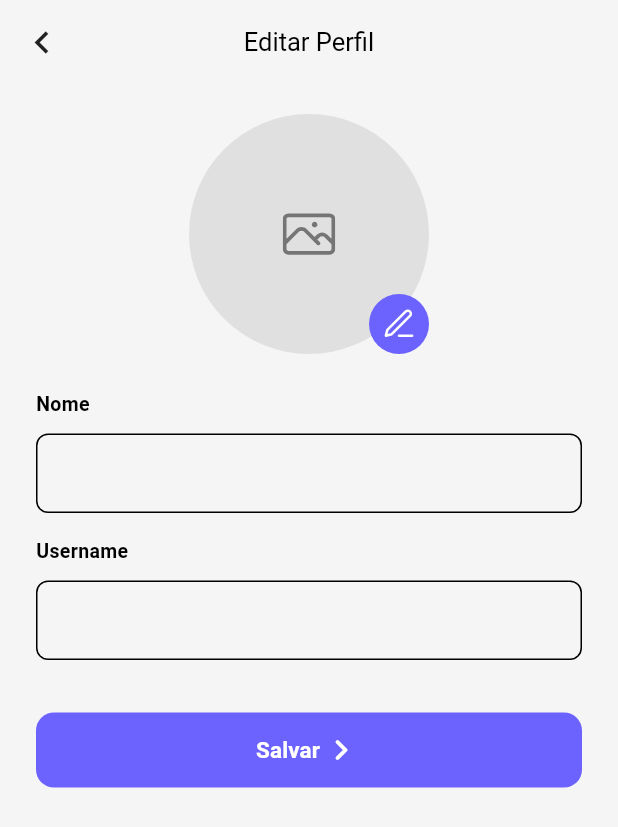
After one commit to LucasEmanoel/dam_music_streaming, a Flutter app: the ProfileEntryView screen opened directly, on a phone screen of 412 x 824 dp. The commit adds this screen. Shown: the top 827 px of the screen. Run offline on Flutter 3.47's test engine with Material 3 defaults, Android fonts, the phone set to English and light mode, and no system bars; our stand-ins replace cloud_firestore, dio, firebase_auth, firebase_core, firebase_storage, flutter_secure_storage and 3 more; accounts and stored records are empty; network calls fail.

Commit message:
feat: Edit user profile

```diff
--- a/app/lib/data/dto/user_dto_l.dart
+++ b/app/lib/data/dto/user_dto_l.dart
@@ -2,12 +2,14 @@ import 'package:dam_music_streaming/domain/models/user_data_l.dart';
 
 class UsuarioDto {
   final int? id;
+  final String? fullName;
   final String username;
   final String email;
   final String role;
 
   UsuarioDto({
     this.id,
+    this.fullName,
     required this.username,
     required this.email,
     required this.role,
@@ -16,6 +18,7 @@ class UsuarioDto {
   factory UsuarioDto.fromMap(Map<String, dynamic> map) {
     return UsuarioDto(
       id: map['id'],
+      fullName: map['fullName'] ?? null,
       username: map['username'] ?? '',
       email: map['email'] ?? '',
       role: map['role'] ?? '',
@@ -25,6 +28,7 @@ class UsuarioDto {
   factory UsuarioDto.fromData(UsuarioData data) {
     return UsuarioDto(
       id: data.id,
+      fullName: data.fullName ?? null,
       username: data.username,
       email: data.email ?? '',
       role: data.role ?? '',
@@ -34,10 +38,10 @@ class UsuarioDto {
   Map<String, dynamic> toMap() {
     return {
       'id': id,
+      'fullName': fullName,
       'username': username,
       'email': email,
       'role': role,
     };
   }
-
 }
--- a/app/lib/domain/models/user_data_l.dart
+++ b/app/lib/domain/models/user_data_l.dart
@@ -1,13 +1,15 @@
 import '../../data/dto/user_dto_l.dart';
 
 class UsuarioData {
-  final int? id;
-  final String username;
-  final String email;
-  final String role;
+  int? id;
+  String? fullName;
+  String username;
+  String email;
+  String role;
 
   UsuarioData({
     this.id,
+    this.fullName,
     required this.username,
     required this.email,
     required this.role,
@@ -16,6 +18,9 @@ class UsuarioData {
   factory UsuarioData.fromDto(UsuarioDto dto) {
     return UsuarioData(
       id: dto.id,
+      fullName: dto.fullName != null && dto.fullName!.isNotEmpty
+          ? dto.fullName
+          : null,
       username: dto.username.isNotEmpty ? dto.username : 'Usuário desconhecido',
       email: dto.email,
       role: dto.role.isNotEmpty ? dto.role : 'USER',
@@ -25,9 +30,15 @@ class UsuarioData {
   Map<String, dynamic> toMap() {
     return {
       'id': id,
+      'fullName': fullName,
       'username': username,
       'email': email,
       'role': role,
     };
   }
+
+  @override
+  String toString() {
+    return 'UsuarioData{id: $id, fullName: $fullName, username: $username, email: $email, role: $role}';
+  }
 }
--- /dev/null
+++ b/app/lib/ui/core/user/view_model/user_view_model.dart
@@ -0,0 +1,34 @@
+import 'dart:io';
+
+import 'package:dam_music_streaming/domain/models/user_data_l.dart';
+import 'package:flutter/cupertino.dart';
+
+class UserViewModel extends ChangeNotifier {
+  final Directory docsDir;
+
+  UsuarioData? loggedUser;
+  File? userProfilePicture;
+
+  UserViewModel(this.docsDir);
+
+  void addLoggedUser(UsuarioData userData) {
+    loggedUser = userData;
+  }
+
+  void setProfilePicture() {}
+
+  ImageProvider getUserProfilePicture() {
+    if (userProfilePicture != null) {}
+    return Image.asset('assets/profile/default.jpg').image;
+  }
+
+  void updateLoggedUser(UsuarioData? updatedUser) {
+    if (updatedUser == null) return;
+
+    if (updatedUser.fullName!.isEmpty && updatedUser.username.isEmpty) return;
+
+    loggedUser!.username = updatedUser.username;
+    loggedUser!.fullName = updatedUser.fullName;
+    notifyListeners();
+  }
+}
--- /dev/null
+++ b/app/lib/ui/profile/view_model/profile_view_model.dart
@@ -0,0 +1,33 @@
+import 'dart:io';
+
+import 'package:dam_music_streaming/domain/models/user_data_l.dart';
+import 'package:flutter/material.dart';
+
+class ProfileViewModel extends ChangeNotifier {
+  int _stackIndex = 0;
+
+  UsuarioData? entityBeingEdited;
+  File? _pickedImageFile;
+
+  int get stackIndex => _stackIndex;
+
+  void setStackIndex(int index) {
+    _stackIndex = index;
+    if (index == 0) {
+      entityBeingEdited = null;
+      _pickedImageFile = null;
+    }
+    notifyListeners();
+  }
+
+  void startEditing() {
+    _pickedImageFile = null;
+    entityBeingEdited = UsuarioData(
+      username: '',
+      fullName: '',
+      role: '',
+      email: '',
+    );
+    notifyListeners();
+  }
+}
--- /dev/null
+++ b/app/lib/ui/profile/widgets/profile_entry_view.dart
@@ -0,0 +1,211 @@
+import 'package:dam_music_streaming/domain/models/user_data_l.dart';
+import 'package:dam_music_streaming/ui/core/ui/image_edit.dart';
+import 'package:dam_music_streaming/ui/core/ui/input_global.dart';
+import 'package:dam_music_streaming/ui/core/user/view_model/user_view_model.dart';
+import 'package:dam_music_streaming/ui/profile/view_model/profile_view_model.dart';
+import 'package:flutter/material.dart';
+import 'package:provider/provider.dart';
+
+class ProfileEntryView extends StatelessWidget {
+  final TextEditingController _fullNameController = TextEditingController();
+  final TextEditingController _usernameController = TextEditingController();
+
+  ProfileEntryView({super.key});
+
+  @override
+  Widget build(BuildContext context) {
+    final theme = Theme.of(context);
+    final UserViewModel userViewModel = context.read<UserViewModel>();
+    final UsuarioData loggedUser = userViewModel.loggedUser!;
+    print(loggedUser.toString());
+
+    final GlobalKey<FormState> _formKey = GlobalKey<FormState>();
+
+    return Consumer<ProfileViewModel>(
+      builder: (context, profileViewModel, child) {
+        _fullNameController.text = loggedUser.fullName ?? '';
+        _usernameController.text = loggedUser.username;
+
+        return Scaffold(
+          appBar: AppBar(
+            leading: IconButton(
+              icon: Icon(
+                Icons.chevron_left,
+                color: theme.iconTheme.color,
+                size: 30,
+              ),
+              onPressed: () {
+                profileViewModel.setStackIndex(0);
+              },
+            ),
+            title: const Text(
+              'Editar Perfil',
+              style: TextStyle(
+                color: Color(0xFF000000),
+                fontSize: 17,
+                fontWeight: FontWeight.w400,
+              ),
+            ),
+            elevation: 0,
+            centerTitle: true,
+          ),
+          body: Column(
+            children: [
+              Container(
+                padding: EdgeInsets.only(top: 20),
+                child: Form(
+                  key: _formKey,
+                  child: LayoutBuilder(
+                    builder: (context, constraints) {
+                      return Container(
+                        child: Padding(
+                          padding: const EdgeInsets.symmetric(horizontal: 24.0),
+                          child: Column(
+                            children: [
+                              ImageRoundEdit(
+                                // localImageFile: vm.pickedImageFile,
+                                // networkImageUrl: vm.entityBeingEdited?.urlCover,
+                                onTap: () => {},
+                              ),
+                              const SizedBox(height: 24),
+                              Column(
+                                spacing: 16,
+                                children: [
+                                  ProfileTextInputField(
+                                    label: 'Nome',
+                                    controller: _fullNameController,
+                                    onChanged: (v) =>
+                                        profileViewModel
+                                                .entityBeingEdited!
+                                                .fullName =
+                                            v,
+                                  ),
+                                  ProfileTextInputField(
+                                    label: 'Username',
+                                    controller: _usernameController,
+                                    onChanged: (v) => v != null
+                                        ? profileViewModel
+                                                  .entityBeingEdited!
+                                                  .username =
+                                              v
+                                        : null,
+                                  ),
+                                ],
+                              ),
+                              const SizedBox(height: 35),
+                              FilledButton(
+                                style: ButtonStyle(
+                                  minimumSize: WidgetStateProperty.all(
+                                    const Size(200, 50),
+                                  ),
+                                  backgroundColor: WidgetStateProperty.all(
+                                    Color(0xFF6C63FF),
+                                  ),
+                                  shape: WidgetStateProperty.all(
+                                    RoundedRectangleBorder(
+                                      borderRadius:
+                                          BorderRadiusGeometry.circular(12),
+                                    ),
+                                  ),
+                                ),
+                                onPressed: () {
+                                  updateProfileInfo(
+                                    context,
+                                    profileViewModel,
+                                    userViewModel,
+                                  );
+                                },
+                                child: Row(
+                                  mainAxisAlignment: MainAxisAlignment.center,
+                                  children: [
+                                    Text(
+                                      "Salvar",
+                                      style: TextStyle(
+                                        color: Color(0xFFFFFFFF),
+                                        fontSize: 15,
+                                        fontWeight: FontWeight.w600,
+                                      ),
+                                    ),
+                                    Icon(
+                                      Icons.chevron_right_rounded,
+                                      color: Color(0xFFFFFFFF),
+                                      size: 28,
+                                    ),
+                                  ],
+                                ),
+                              ),
+                            ],
+                          ),
+                        ),
+                      );
+                    },
+                  ),
+                ),
+              ),
+            ],
+          ),
+        );
+      },
+    );
+  }
+
+  void updateProfileInfo(
+    BuildContext context,
+    ProfileViewModel profileViewModel,
+    UserViewModel userViewModel,
+  ) async {
+    userViewModel.updateLoggedUser(profileViewModel.entityBeingEdited);
+
+    ScaffoldMessenger.of(context).showSnackBar(
+      SnackBar(
+        backgroundColor: Colors.green,
+        duration: Duration(seconds: 2),
+        content: Text("Usuário  Atualizado"),
+      ),
+    );
+
+    profileViewModel.setStackIndex(0);
+  }
+}
+
+class ProfileTextInputField extends StatelessWidget {
+  final String _label;
+  final TextEditingController _controller;
+  final void Function(String?) _onChanged;
+
+  const ProfileTextInputField({
+    super.key,
+    required String label,
+    required TextEditingController controller,
+    required void Function(String?) onChanged,
+  }) : _label = label,
+       _controller = controller,
+       _onChanged = onChanged;
+
+  @override
+  Widget build(BuildContext context) {
+    return Container(
+      child: Column(
+        crossAxisAlignment: CrossAxisAlignment.start,
+        spacing: 10,
+        children: [
+          Text(
+            _label,
+            style: TextStyle(fontSize: 13, fontWeight: FontWeight.w600),
+          ),
+          TextFormField(
+            controller: _controller,
+            style: TextStyle(fontSize: 14),
+            decoration: const InputDecoration(
+              border: OutlineInputBorder(
+                borderSide: BorderSide(width: 0.5),
+                borderRadius: BorderRadius.all(Radius.circular(8)),
+              ),
+            ),
+            onChanged: _onChanged,
+          ),
+        ],
+      ),
+    );
+  }
+}
--- a/app/pubspec.yaml
+++ b/app/pubspec.yaml
@@ -74,6 +74,7 @@ flutter:
 
   assets:
     - assets/icons/
+    - assets/profile/
   # To add assets to your application, add an assets section, like this:
   # assets:
   #   - images/a_dot_burr.jpeg
```
Also changed, not shown: app/lib/main.dart (+55 -16 lines), app/lib/ui/core/ui/button_sheet.dart (+14 -10 lines), app/lib/ui/login/login_inicio.dart (+111 -32 lines), app/lib/ui/profile/widgets/profile_show_view.dart (added, +121 -0 lines), app/lib/ui/profile/widgets/profile_view.dart (added, +32 -0 lines), 1 other file.
